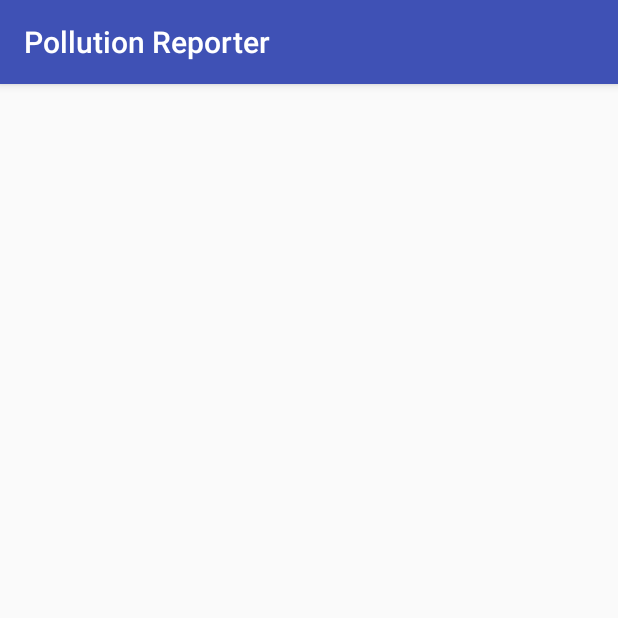
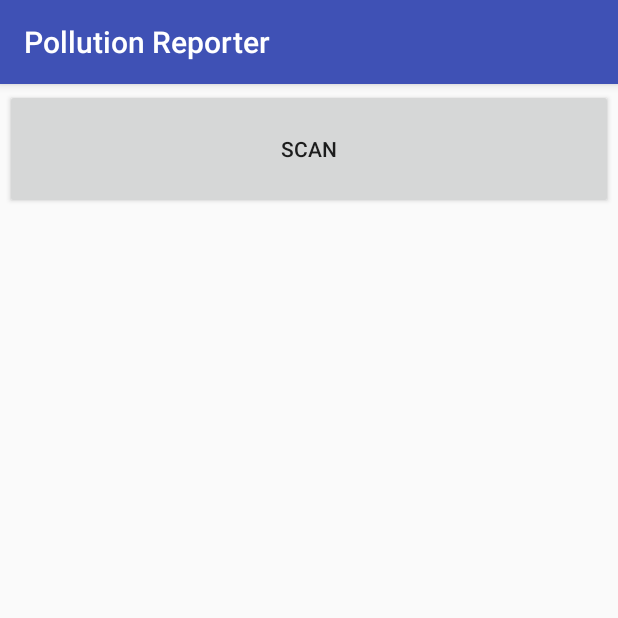
Before and after one commit to kike-canaries/canairio_android, an Android app: the fragment ScanFragment shown on its own in the app's theme, on a phone screen of 412 x 824 dp, the top half of it. Run offline under Robolectric (Android 15) with nearby library versions, the phone set to English and light mode, and no system bars; our stand-ins replace ButterKnife, RxJava; libraries missing offline, so code that uses them is left out: com.polidea.rxandroidble2; 5 statements that could not run were skipped.

Commit message:
fix scanning button flow

```diff
--- a/app/src/main/java/hpsaturn/pollutionreporter/view/ScanFragment.java
+++ b/app/src/main/java/hpsaturn/pollutionreporter/view/ScanFragment.java
@@ -7,7 +7,7 @@ import android.support.v7.widget.RecyclerView;
 import android.view.LayoutInflater;
 import android.view.View;
 import android.view.ViewGroup;
-import android.widget.TextView;
+import android.widget.Button;
 
 import com.hpsaturn.tools.Logger;
 import com.hpsaturn.tools.UITools;
@@ -39,8 +39,8 @@ public class ScanFragment extends Fragment {
     @BindView(R.id.rv_devices)
     RecyclerView recyclerView;
 
-    @BindView(R.id.tv_devices_empty_list)
-    TextView tvEmptyMsg;
+    @BindView(R.id.bt_device_scanning)
+    Button scanning;
 
     private Disposable scanDisposable;
     private RxBleClient rxBleClient;
@@ -55,13 +55,15 @@ public class ScanFragment extends Fragment {
     @Override
     public View onCreateView(LayoutInflater inflater, ViewGroup container, Bundle savedInstanceState) {
 
-        View view = inflater.inflate(R.layout.fragment_devices,container,false);
-        ButterKnife.bind(this,view);
+        View view = inflater.inflate(R.layout.fragment_devices, container, false);
+        ButterKnife.bind(this, view);
 
         rxBleClient = AppData.getRxBleClient(getActivity());
-        Logger.i(TAG,"onCreateView: configureResultList..");
+        Logger.i(TAG, "onCreateView: configureResultList..");
         configureResultList();
-        Logger.i(TAG,"onCreateView: actionScan..");
+        Logger.i(TAG, "onCreateView: actionScan..");
+
+        scanning.setOnClickListener(view1 -> actionScan());
         actionScan();
 
         return view;
@@ -83,12 +85,22 @@ public class ScanFragment extends Fragment {
             )
                     .observeOn(AndroidSchedulers.mainThread())
                     .doFinally(this::dispose)
-                    .subscribe(resultsAdapter::addScanResult, this::onScanFailure);
+                    .subscribe(this::onScanAdd, this::onScanFailure);
+
+            updateUIState();
         }
 
-//        updateButtonUIState();
     }
 
+    private void onScanAdd(ScanResult scanResult) {
+        resultsAdapter.addScanResult(scanResult);
+        updateUIState();
+    }
+
+    private void updateUIState() {
+        if (resultsAdapter.getItemCount() == 0) scanning.setVisibility(View.VISIBLE);
+        else scanning.setVisibility(View.INVISIBLE);
+    }
 
     private void configureResultList() {
         recyclerView.setHasFixedSize(true);
@@ -102,7 +114,6 @@ public class ScanFragment extends Fragment {
         );
     }
 
-
     private void onAdapterItemClick(ScanResult scanResults) {
         final String macAddress = scanResults.getBleDevice().getMacAddress();
         Logger.i(TAG, "onAdapterItemClick: " + macAddress);
@@ -115,16 +126,18 @@ public class ScanFragment extends Fragment {
     }
 
     private void onScanFailure(Throwable throwable) {
-        Logger.e(TAG,"onScanFailure");
+        Logger.e(TAG, "onScanFailure");
         if (throwable instanceof BleScanException) {
             handleBleScanException((BleScanException) throwable);
+            updateUIState();
         }
     }
 
     private void dispose() {
-        Logger.i(TAG,"dispose");
+        Logger.i(TAG, "dispose");
         scanDisposable = null;
         resultsAdapter.clearScanResults();
+        updateUIState();
     }
 
 
@@ -132,6 +145,7 @@ public class ScanFragment extends Fragment {
     public void onPause() {
         super.onPause();
         if (isScanning()) scanDisposable.dispose();
+        updateUIState();
     }
 
     private void handleBleScanException(BleScanException bleScanException) {
@@ -178,8 +192,8 @@ public class ScanFragment extends Fragment {
                 text = "Unable to start scanning";
                 break;
         }
-        Logger.w(TAG,"EXCEPTION: "+text+" "+bleScanException.getMessage());
-        UITools.showToast(getActivity(),text);
+        Logger.w(TAG, "EXCEPTION: " + text + " " + bleScanException.getMessage());
+        UITools.showToast(getActivity(), text);
     }
 
     private long secondsTill(Date retryDateSuggestion) {
--- a/app/src/main/res/layout/fragment_devices.xml
+++ b/app/src/main/res/layout/fragment_devices.xml
@@ -4,13 +4,14 @@
     android:layout_height="match_parent"
     android:orientation="vertical">
 
-    <TextView
-        android:id="@+id/tv_devices_empty_list"
+    <Button
+        android:id="@+id/bt_device_scanning"
         android:layout_width="match_parent"
-        android:layout_height="wrap_content"
+        android:layout_height="80dp"
+        android:layout_margin="3dp"
         android:gravity="center"
         android:visibility="invisible"
-        android:text="@string/msg_devices_empty_list" />
+        android:text="@string/bt_device_scanning" />
 
     <android.support.v7.widget.RecyclerView
         android:id="@+id/rv_devices"
--- a/app/src/main/res/values/strings.xml
+++ b/app/src/main/res/values/strings.xml
@@ -10,4 +10,5 @@
     <string name="msg_devices_empty_list">Not devices found!</string>
     <string name="ble_device_name">ESP32_HPMA115S0</string>
     <string name="ble_device_address">RSSI: -67 [AB:CD:03:AE:E8:62</string>
+    <string name="bt_device_scanning">SCAN</string>
 </resources>
```
